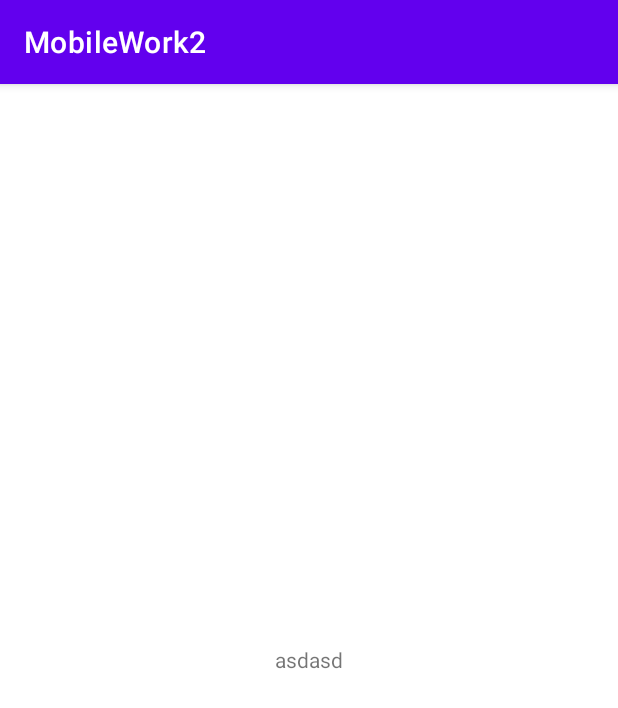
After one commit to Penggunter/MobileWork2, an Android app: the SecondActivity screen opened directly, with no data from a screen before it, on a phone screen of 412 x 824 dp. The commit adds this screen. Shown: the top 708 px of the screen. Run offline under Robolectric (Android 15) with nearby library versions, the phone set to English and light mode, and no system bars; 1 statement that could not run was skipped.

Commit message:
Intent commit

```diff
--- /dev/null
+++ b/app/src/main/java/com/example/mobilework2/SecondActivity.java
@@ -0,0 +1,22 @@
+package com.example.mobilework2;
+
+import androidx.appcompat.app.AppCompatActivity;
+
+import android.content.Intent;
+import android.os.Bundle;
+import android.widget.TextView;
+
+public class SecondActivity extends AppCompatActivity {
+
+    TextView textLine;
+
+    @Override
+    protected void onCreate(Bundle savedInstanceState) {
+        super.onCreate(savedInstanceState);
+        setContentView(R.layout.activity_second);
+        textLine = (TextView)findViewById(R.id.mes);
+
+        Intent catchIntent = getIntent();
+        textLine.setText(catchIntent.getExtras().get("messange").toString());
+    }
+}
--- /dev/null
+++ b/app/src/main/res/layout/activity_second.xml
@@ -0,0 +1,20 @@
+<?xml version="1.0" encoding="utf-8"?>
+<androidx.constraintlayout.widget.ConstraintLayout xmlns:android="http://schemas.android.com/apk/res/android"
+    xmlns:app="http://schemas.android.com/apk/res-auto"
+    xmlns:tools="http://schemas.android.com/tools"
+    android:layout_width="match_parent"
+    android:layout_height="match_parent"
+    tools:context=".SecondActivity">
+
+    <TextView
+        android:id="@+id/mes"
+        android:layout_width="162dp"
+        android:layout_height="24dp"
+        android:text="asdasd"
+        android:gravity="center"
+        app:layout_constraintBottom_toBottomOf="parent"
+        app:layout_constraintEnd_toEndOf="parent"
+        app:layout_constraintStart_toStartOf="parent"
+        app:layout_constraintTop_toTopOf="parent" />
+
+</androidx.constraintlayout.widget.ConstraintLayout>
```
Also changed, not shown: app/src/main/AndroidManifest.xml (+7 -0 lines), app/src/main/java/com/example/mobilework2/MainActivity.java (+13 -2 lines), app/src/main/res/layout/activity_main.xml (+10 -0 lines).
